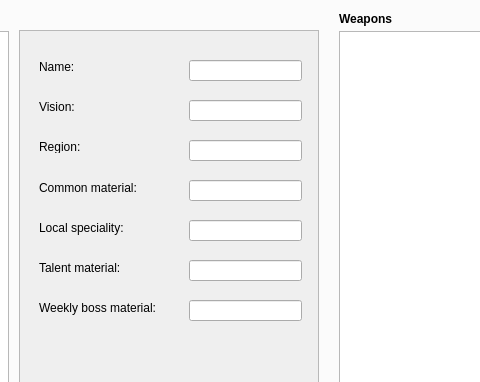
The window that genshin_calculator.ui (crimvael/genshin_calculator) describes before a commit, drawn with Qt 5; both pictures show x 305 to 785 and y 101 to 483 of the 1280 by 720 pixel window.
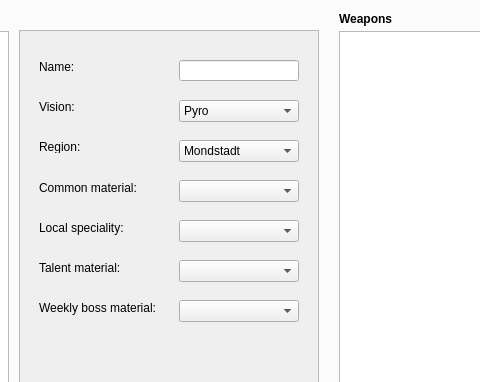
The same window after the commit. The open tabs and pages were chosen to show the change.

Diff of the .ui file:
```diff
--- a/genshin_calculator.ui
+++ b/genshin_calculator.ui
@@ -205,9 +205,9 @@
         <widget class="QLineEdit" name="lineEdit">
          <property name="geometry">
           <rect>
-           <x>170</x>
+           <x>160</x>
            <y>30</y>
-           <width>113</width>
+           <width>120</width>
            <height>21</height>
           </rect>
          </property>
@@ -215,83 +215,119 @@
           <set>Qt::AlignRight|Qt::AlignTrailing|Qt::AlignVCenter</set>
          </property>
         </widget>
-        <widget class="QLineEdit" name="lineEdit_2">
+        <widget class="QComboBox" name="comboBox">
          <property name="geometry">
           <rect>
-           <x>170</x>
+           <x>160</x>
            <y>70</y>
-           <width>113</width>
-           <height>21</height>
+           <width>120</width>
+           <height>22</height>
           </rect>
          </property>
-         <property name="alignment">
-          <set>Qt::AlignRight|Qt::AlignTrailing|Qt::AlignVCenter</set>
+         <property name="editable">
+          <bool>false</bool>
          </property>
+         <property name="currentText">
+          <string>Pyro</string>
+         </property>
+         <property name="minimumContentsLength">
+          <number>0</number>
+         </property>
+         <item>
+          <property name="text">
+           <string>Pyro</string>
+          </property>
+         </item>
+         <item>
+          <property name="text">
+           <string>Hydro</string>
+          </property>
+         </item>
+         <item>
+          <property name="text">
+           <string>Electro</string>
+          </property>
+         </item>
+         <item>
+          <property name="text">
+           <string>Cryo</string>
+          </property>
+         </item>
+         <item>
+          <property name="text">
+           <string>Anemo</string>
+          </property>
+         </item>
+         <item>
+          <property name="text">
+           <string>Geo</string>
+          </property>
+         </item>
         </widget>
-        <widget class="QLineEdit" name="lineEdit_3">
+        <widget class="QComboBox" name="comboBox_2">
          <property name="geometry">
           <rect>
-           <x>170</x>
+           <x>160</x>
            <y>110</y>
-           <width>113</width>
-           <height>21</height>
+           <width>120</width>
+           <height>22</height>
           </rect>
          </property>
-         <property name="alignment">
-          <set>Qt::AlignRight|Qt::AlignTrailing|Qt::AlignVCenter</set>
-         </property>
+         <item>
+          <property name="text">
+           <string>Mondstadt</string>
+          </property>
+         </item>
+         <item>
+          <property name="text">
+           <string>Liyue</string>
+          </property>
+         </item>
+         <item>
+          <property name="text">
+           <string>Inazuma</string>
+          </property>
+         </item>
         </widget>
-        <widget class="QLineEdit" name="lineEdit_4">
+        <widget class="QComboBox" name="comboBox_3">
          <property name="geometry">
           <rect>
-           <x>170</x>
+           <x>160</x>
            <y>150</y>
-           <width>113</width>
-           <height>21</height>
+           <width>120</width>
+           <height>22</height>
           </rect>
          </property>
-         <property name="alignment">
-          <set>Qt::AlignRight|Qt::AlignTrailing|Qt::AlignVCenter</set>
-         </property>
         </widget>
-        <widget class="QLineEdit" name="lineEdit_5">
+        <widget class="QComboBox" name="comboBox_4">
          <property name="geometry">
           <rect>
-           <x>170</x>
+           <x>160</x>
            <y>190</y>
-           <width>113</width>
-           <height>21</height>
+           <width>120</width>
+           <height>22</height>
           </rect>
          </property>
-         <property name="alignment">
-          <set>Qt::AlignRight|Qt::AlignTrailing|Qt::AlignVCenter</set>
-         </property>
         </widget>
-        <widget class="QLineEdit" name="lineEdit_6">
+        <widget class="QComboBox" name="comboBox_5">
          <property name="geometry">
           <rect>
-           <x>170</x>
+           <x>160</x>
            <y>230</y>
-           <width>113</width>
-           <height>21</height>
+           <width>120</width>
+           <height>22</height>
           </rect>
          </property>
-         <property name="alignment">
-          <set>Qt::AlignRight|Qt::AlignTrailing|Qt::AlignVCenter</set>
-         </property>
         </widget>
-        <widget class="QLineEdit" name="lineEdit_7">
+        <widget class="QComboBox" name="comboBox_6">
          <property name="geometry">
           <rect>
-           <x>170</x>
+           <x>160</x>
            <y>270</y>
-           <width>113</width>
-           <height>21</height>
+           <width>120</width>
+           <height>22</height>
           </rect>
          </property>
-         <property name="alignment">
-          <set>Qt::AlignRight|Qt::AlignTrailing|Qt::AlignVCenter</set>
-         </property>
         </widget>
        </widget>
        <widget class="QFrame" name="frame_3">
```
Left out of the diff: 2 changed lines with no effect on the pictures.
